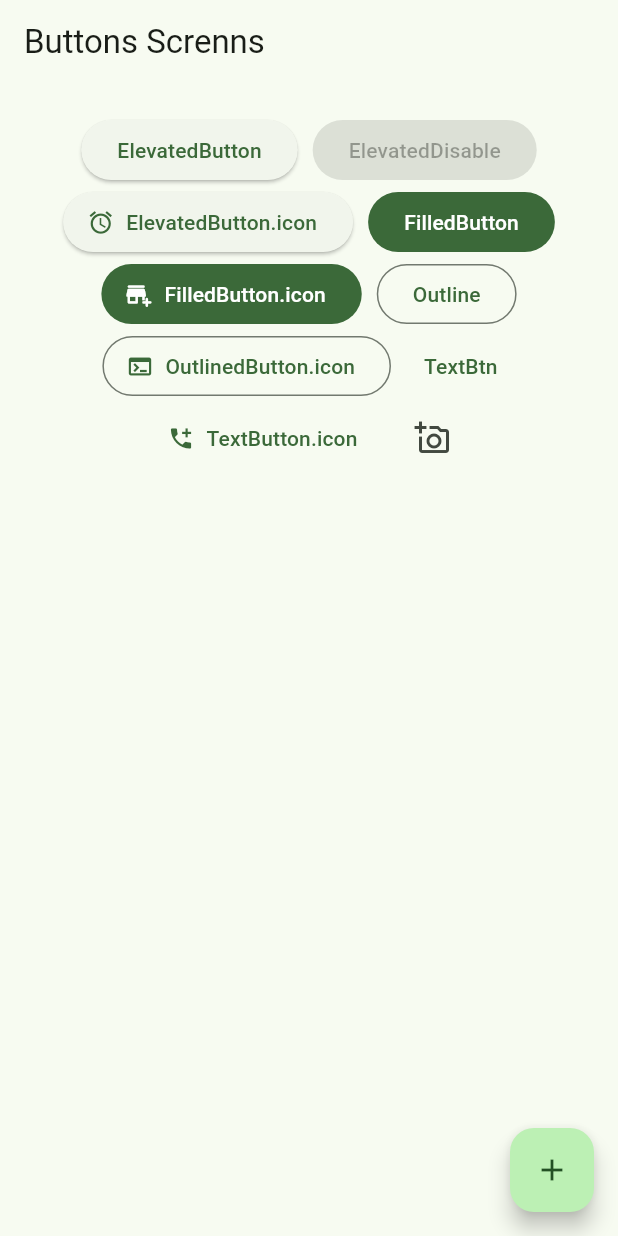
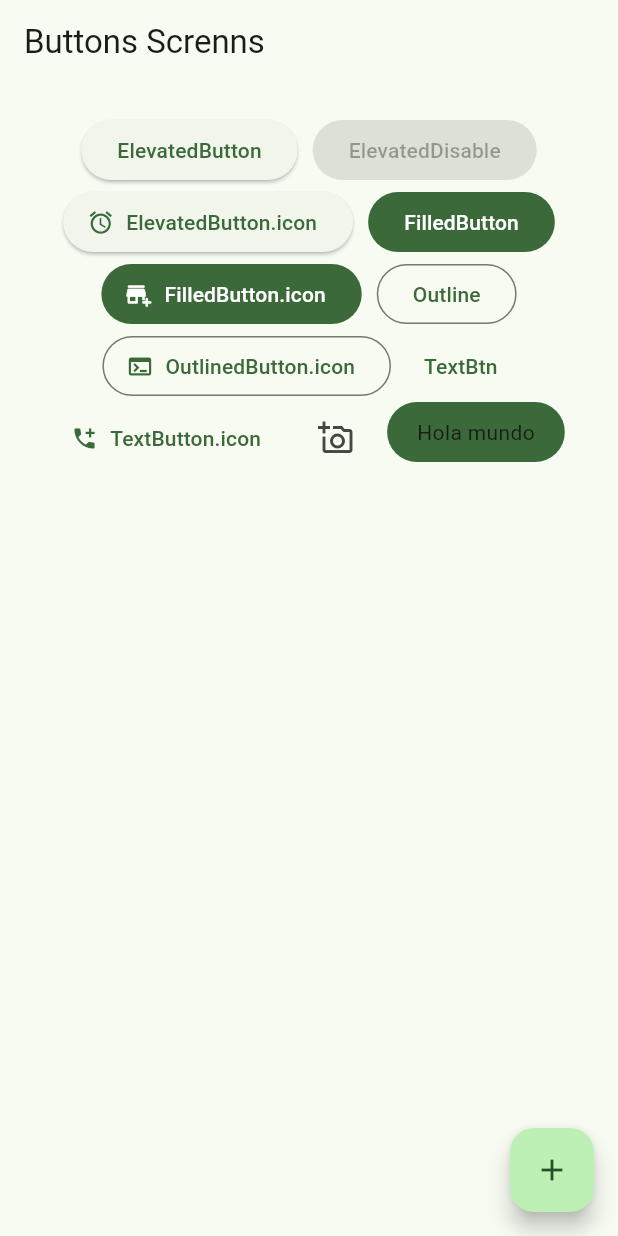
Before and after one commit to Isa-josep/Flutter-Pokedex, a Flutter app: the ButtonsScreen screen opened by its route, on a phone screen of 412 x 824 dp. Run offline on Flutter 3.47's test engine with Material 3 defaults, Android fonts, the phone set to English and light mode, and no system bars; our stand-ins replace animate_do, cached_network_image, dio, get, go_router, video_player.

Commit message:
customButton

```diff
--- a/widgets/lib/presentation/screens/buttons/button_screens.dart
+++ b/widgets/lib/presentation/screens/buttons/button_screens.dart
@@ -90,6 +90,7 @@
               icon: const Icon(Icons.add_a_photo_outlined)
             ),
 
+            const CustomButton(),
 
           ],
         ),
@@ -97,3 +98,28 @@
     );
   }
 }
+
+class CustomButton extends StatelessWidget {
+  const CustomButton({super.key});
+
+  @override
+
+
+  Widget build(BuildContext context) {
+    final colors = Theme.of(context).colorScheme;
+
+    return   ClipRRect(
+      borderRadius: BorderRadius.circular(20),
+      child: Material(
+        color: colors.primary,
+        child:   InkWell(
+          onTap: (){},
+          child:  const Padding(
+            padding: EdgeInsets.symmetric(horizontal: 20, vertical: 10 ),
+            child: Text("Hola mundo")
+            ),
+        ),
+      ),
+    );
+  }
+}
```
